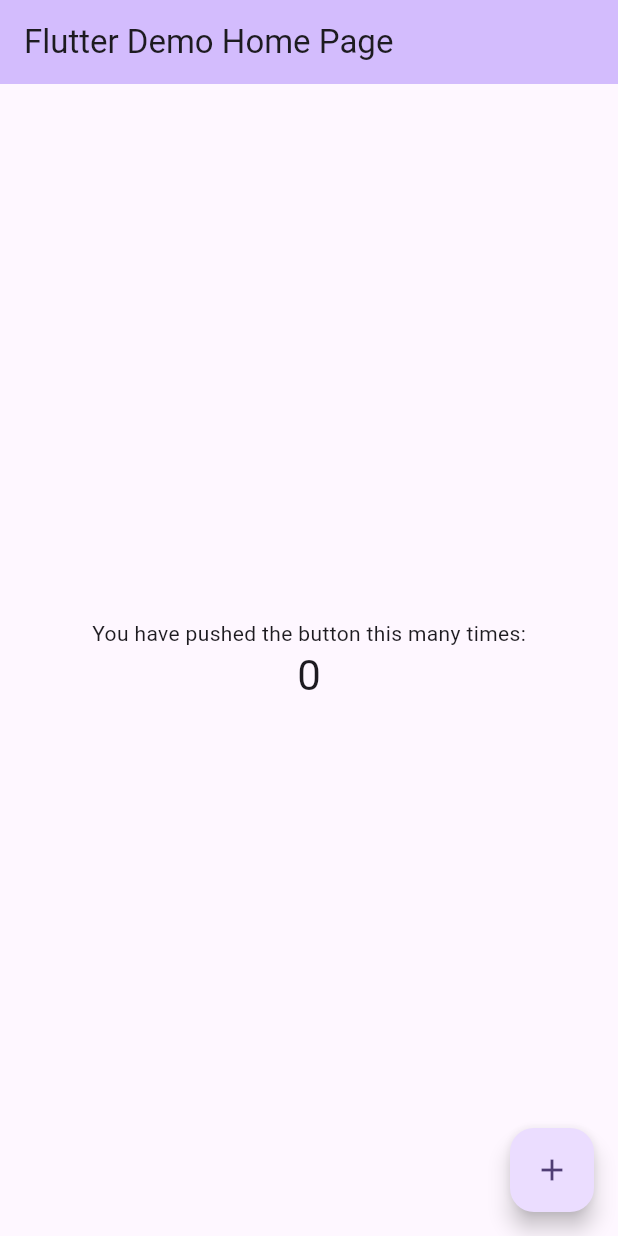
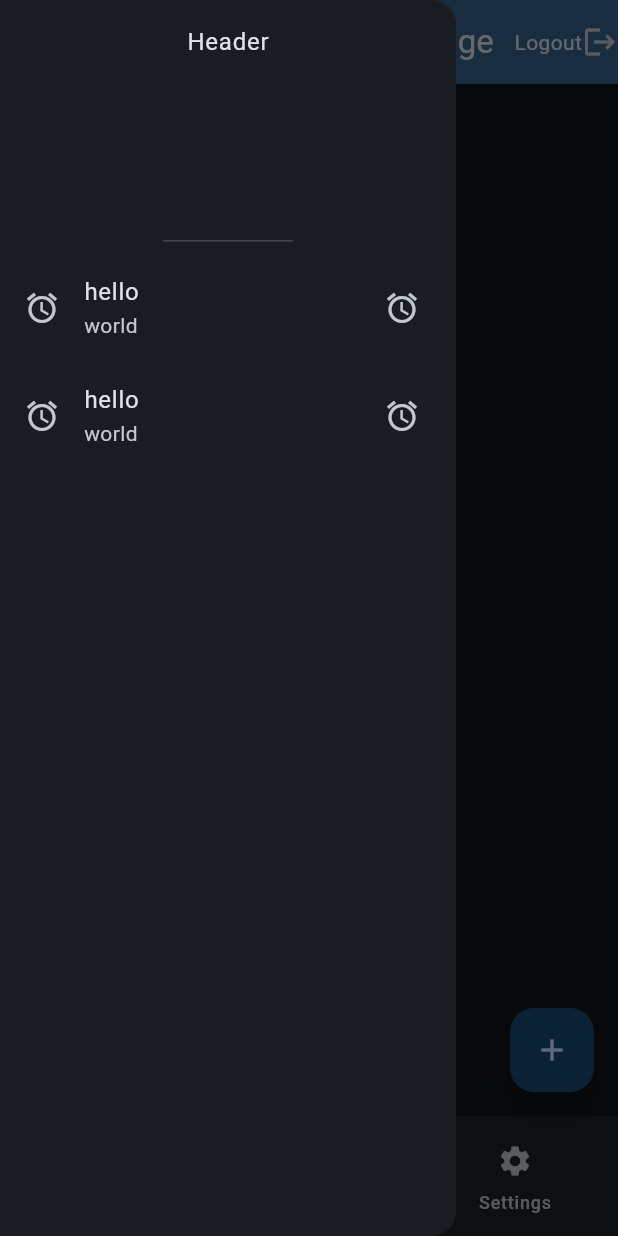
Before and after one commit to amphikapha/flutterdeng, a Flutter app: the screen it shows after launch, with the side drawer open (before the commit the screen has no drawer), on a phone screen of 412 x 824 dp. Run offline on Flutter 3.47's test engine with Material 3 defaults, Android fonts, the phone set to English and light mode, and no system bars.

Commit message:
drawer and buttom nav bar

```diff
--- a/lib/main.dart
+++ b/lib/main.dart
@@ -11,6 +11,7 @@ class MyApp extends StatelessWidget {
   @override
   Widget build(BuildContext context) {
     return MaterialApp(
+      debugShowCheckedModeBanner: false,
       title: 'Flutter Demo',
       theme: ThemeData(
         // This is the theme of your application.
@@ -28,7 +29,10 @@ class MyApp extends StatelessWidget {
         //
         // This works for code too, not just values: Most code changes can be
         // tested with just a hot reload.
-        colorScheme: ColorScheme.fromSeed(seedColor: Colors.deepPurple),
+        colorScheme: ColorScheme.fromSeed(
+          seedColor: Colors.blue,
+          brightness: Brightness.dark,
+        ),
       ),
       home: const MyHomePage(title: 'Flutter Demo Home Page'),
     );
@@ -55,6 +59,9 @@ class MyHomePage extends StatefulWidget {
 
 class _MyHomePageState extends State<MyHomePage> {
   int _counter = 0;
+  int currentIndex = 0;
+
+  get onDestinationSelected => null;
 
   void _incrementCounter() {
     setState(() {
@@ -84,34 +91,59 @@ class _MyHomePageState extends State<MyHomePage> {
         // Here we take the value from the MyHomePage object that was created by
         // the App.build method, and use it to set our appbar title.
         title: Text(widget.title),
+        centerTitle: true,
+        actions: [
+          Text('Logout'),
+          Icon(Icons.logout),
+        ]
       ),
-      body: Center(
-        // Center is a layout widget. It takes a single child and positions it
-        // in the middle of the parent.
+      drawer: Drawer(
         child: Column(
-          // Column is also a layout widget. It takes a list of children and
-          // arranges them vertically. By default, it sizes itself to fit its
-          // children horizontally, and tries to be as tall as its parent.
-          //
-          // Column has various properties to control how it sizes itself and
-          // how it positions its children. Here we use mainAxisAlignment to
-          // center the children vertically; the main axis here is the vertical
-          // axis because Columns are vertical (the cross axis would be
-          // horizontal).
-          //
-          // TRY THIS: Invoke "debug painting" (choose the "Toggle Debug Paint"
-          // action in the IDE, or press "p" in the console), to see the
-          // wireframe for each widget.
-          mainAxisAlignment: MainAxisAlignment.center,
-          children: <Widget>[
-            const Text('You have pushed the button this many times:'),
-            Text(
-              '$_counter',
-              style: Theme.of(context).textTheme.headlineMedium,
+          children: [
+            DrawerHeader(child: Text('Header')),
+            ListTile(
+              title: Text('hello'),
+              subtitle: Text('world'),
+              leading: Icon(Icons.access_alarm),
+              trailing: Icon(Icons.access_alarm),
+              onTap: () {
+                print('hello');
+              },
+            ),
+            ListTile(
+              title: Text('hello'),
+              subtitle: Text('world'),
+              leading: Icon(Icons.access_alarm),
+              trailing: Icon(Icons.access_alarm),
+              onTap: () {
+                print('hello');
+              },
             ),
           ],
-        ),
+        ),),
+      bottomNavigationBar: NavigationBar(
+        destinations: [
+          NavigationDestination(
+            icon: Icon(Icons.home),
+            label: 'Home',
+          ),
+          NavigationDestination(
+            icon: Icon(Icons.search),
+            label: 'Search',
+          ),
+          NavigationDestination(
+            icon: Icon(Icons.settings),
+            label: 'Settings',
+          ),
+        ],
+        onDestinationSelected: (int index) {
+          setState(() {
+            currentIndex = index;
+          });
+        },
+        selectedIndex: currentIndex,
       ),
+      body: currentIndex == 0 ? Center(child: Text('1')) : currentIndex == 1 ? Center(child: Text('2')) : Center(child: Text('3')),
       floatingActionButton: FloatingActionButton(
         onPressed: _incrementCounter,
         tooltip: 'Increment',
```
